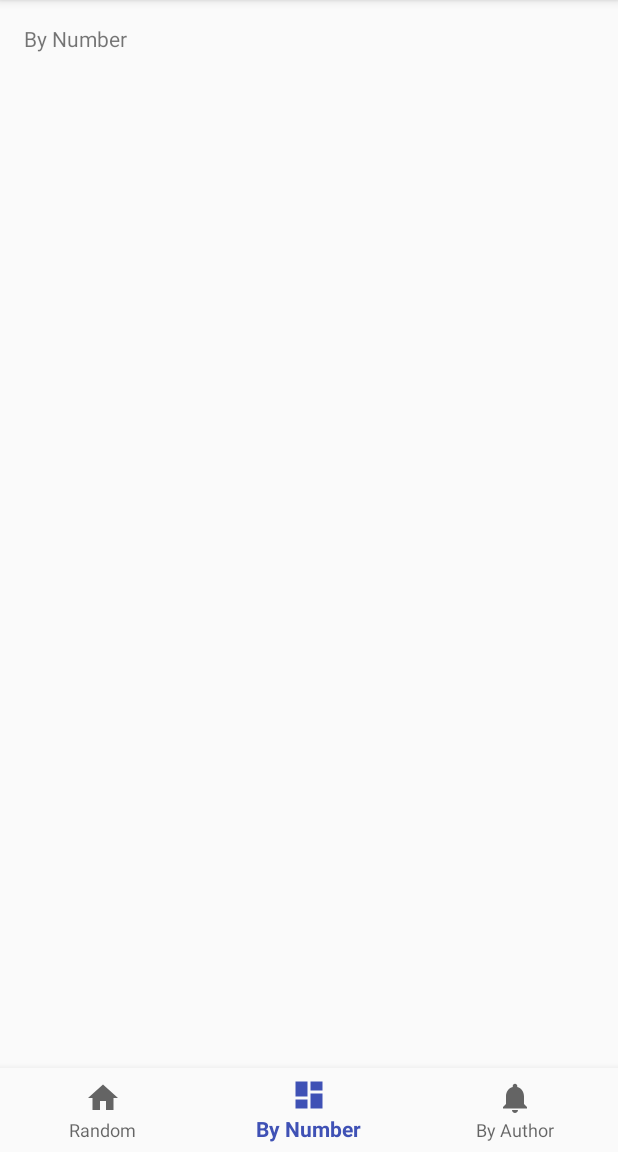
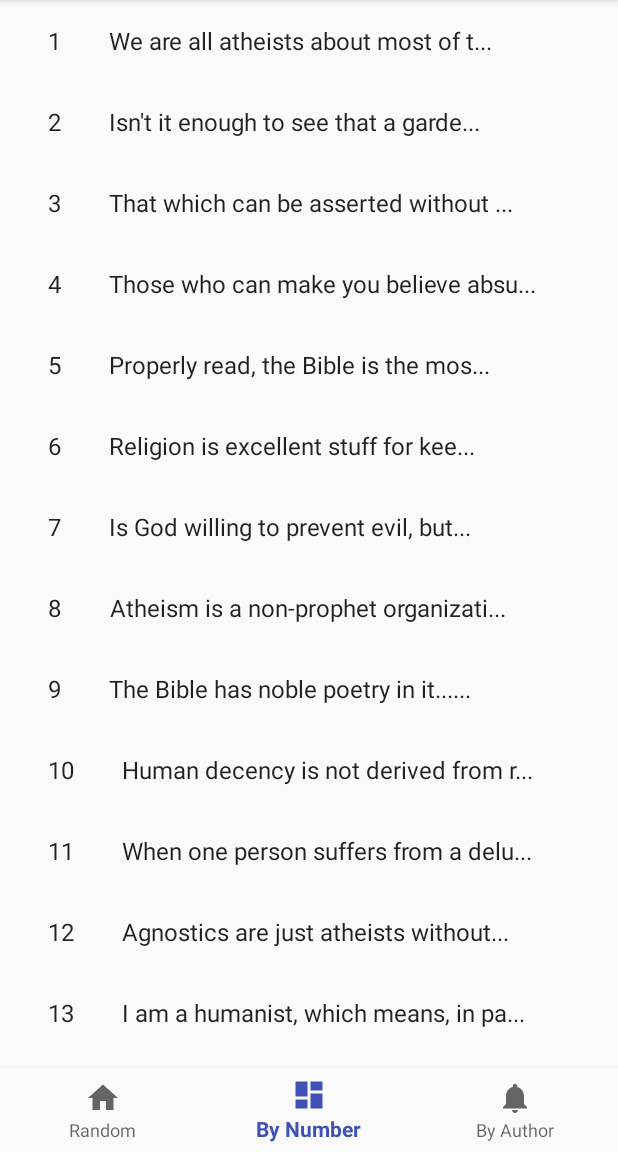
Before and after one commit to PatrickLeonard/NonEstDeus, an Android app: the screen it shows after launch (MainActivity), item 2 of the bottom bar chosen, on a phone screen of 412 x 824 dp, the part 84-1236 px from its top. Run offline under Robolectric (Android 15) with nearby library versions, the phone set to English and light mode, and no system bars.

Commit message:
ListFragment added for By Number Quotes
Need to utilize the random_quote_layout for quote_layout and pass the random as needed. Still need new icons and add icon to action bar.

```diff
--- a/app/src/main/java/com/nonestdeus/patrickaleonard/nonestdeus/MainActivity.java
+++ b/app/src/main/java/com/nonestdeus/patrickaleonard/nonestdeus/MainActivity.java
@@ -16,12 +16,12 @@ import android.widget.Toast;
 
 import static android.widget.Toast.LENGTH_LONG;
 
-public class MainActivity extends AppCompatActivity {
+public class MainActivity extends AppCompatActivity implements QuoteListFragment.OnListFragmentInteractionListener {
 
     public static final String TAG = MainActivity.class.getCanonicalName();
     public static final String APP_VERSION = "1.1.0";
     private TextView mTextMessage;
-
+    private FragmentManager mFragmentManager;
     private BottomNavigationView.OnNavigationItemSelectedListener mOnNavigationItemSelectedListener
             = new BottomNavigationView.OnNavigationItemSelectedListener() {
 
@@ -33,10 +33,10 @@ public class MainActivity extends AppCompatActivity {
                 case R.id.navigation_home:
                     randomQuoteFragment(fragmentTransaction);
                     return true;
-                case R.id.navigation_dashboard:
-                    mTextMessage.setText(R.string.title_by_number);
+                case R.id.navigation_by_number:
+                    quoteListFragment(fragmentTransaction);
                     return true;
-                case R.id.navigation_notifications:
+                case R.id.navigation_by_author:
                     mTextMessage.setText(R.string.title_by_author);
                     return true;
             }
@@ -45,19 +45,28 @@ public class MainActivity extends AppCompatActivity {
 
     };
 
+    private void quoteListFragment(FragmentTransaction fragmentTransaction) {
+        QuoteListFragment quoteListFragment = QuoteListFragment.newInstance(1);
+        fragmentTransaction.add(R.id.container,quoteListFragment);
+        fragmentTransaction.commit();
+    }
+
     private void clearFragment() {
         if(mFragmentManager.findFragmentById(R.id.container) != null) {
             mFragmentManager.beginTransaction().remove( mFragmentManager.findFragmentById(R.id.container)).commit();
         }
     }
 
-    private FragmentManager mFragmentManager;
+    private void randomQuoteFragment(FragmentTransaction fragmentTransaction) {
+        RandomQuoteFragment randomQuoteFragment = RandomQuoteFragment.newInstance();
+        fragmentTransaction.add(R.id.container,randomQuoteFragment);
+        fragmentTransaction.commit();
+    }
 
     @Override
     protected void onCreate(Bundle savedInstanceState) {
         super.onCreate(savedInstanceState);
         setContentView(R.layout.activity_main);
-
         mTextMessage = (TextView) findViewById(R.id.message);
         BottomNavigationView navigation = (BottomNavigationView) findViewById(R.id.navigation);
         navigation.setOnNavigationItemSelectedListener(mOnNavigationItemSelectedListener);
@@ -115,11 +124,8 @@ public class MainActivity extends AppCompatActivity {
         }
     }
 
-
-    private void randomQuoteFragment(FragmentTransaction fragmentTransaction) {
-        mTextMessage.setText(R.string.title_random);
-        RandomQuoteFragment randomQuoteFragment = RandomQuoteFragment.newInstance();
-        fragmentTransaction.add(R.id.container,randomQuoteFragment);
-        fragmentTransaction.commit();
+    @Override
+    public void onListFragmentInteraction(Quote quote) {
+        Toast.makeText(MainActivity.this,quote.quoteNum+" "+ getString(quote.quoteTextId)+ " was clicked", Toast.LENGTH_LONG).show();
     }
 }
--- a/app/src/main/java/com/nonestdeus/patrickaleonard/nonestdeus/Quote.java
+++ b/app/src/main/java/com/nonestdeus/patrickaleonard/nonestdeus/Quote.java
@@ -6,7 +6,7 @@ package com.nonestdeus.patrickaleonard.nonestdeus;
 public class Quote {
     public int quoteTextId;
     public int quoteAuthorId;
-
+    public int quoteNum;
     public Quote(int textId, int authorId) {
         this.quoteTextId = textId; this.quoteAuthorId = authorId;
     }
--- a/app/src/main/java/com/nonestdeus/patrickaleonard/nonestdeus/QuoteBook.java
+++ b/app/src/main/java/com/nonestdeus/patrickaleonard/nonestdeus/QuoteBook.java
@@ -126,6 +126,7 @@ public class QuoteBook {
 
         newQuote = nQuoteArray[randomInt];
         lastInt = randomInt;
+        newQuote.quoteNum=lastInt;
         return newQuote;
     }
 
--- /dev/null
+++ b/app/src/main/java/com/nonestdeus/patrickaleonard/nonestdeus/QuoteListFragment.java
@@ -0,0 +1,105 @@
+package com.nonestdeus.patrickaleonard.nonestdeus;
+
+import android.content.Context;
+import android.os.Bundle;
+import android.support.v4.app.Fragment;
+import android.support.v7.widget.GridLayoutManager;
+import android.support.v7.widget.LinearLayoutManager;
+import android.support.v7.widget.RecyclerView;
+import android.view.LayoutInflater;
+import android.view.View;
+import android.view.ViewGroup;
+
+import java.util.Arrays;
+
+/**
+ * A fragment representing a list of Items.
+ * <p/>
+ * Activities containing this fragment MUST implement the {@link OnListFragmentInteractionListener}
+ * interface.
+ */
+public class QuoteListFragment extends Fragment {
+
+    // TODO: Customize parameter argument names
+    private static final String ARG_COLUMN_COUNT = "column-count";
+    // TODO: Customize parameters
+    private int mColumnCount = 1;
+    private OnListFragmentInteractionListener mListener;
+
+    /**
+     * Mandatory empty constructor for the fragment manager to instantiate the
+     * fragment (e.g. upon screen orientation changes).
+     */
+    public QuoteListFragment() {
+    }
+
+    // TODO: Customize parameter initialization
+    @SuppressWarnings("unused")
+    public static QuoteListFragment newInstance(int columnCount) {
+        QuoteListFragment fragment = new QuoteListFragment();
+        Bundle args = new Bundle();
+        args.putInt(ARG_COLUMN_COUNT, columnCount);
+        fragment.setArguments(args);
+        return fragment;
+    }
+
+    @Override
+    public void onCreate(Bundle savedInstanceState) {
+        super.onCreate(savedInstanceState);
+
+        if (getArguments() != null) {
+            mColumnCount = getArguments().getInt(ARG_COLUMN_COUNT);
+        }
+    }
+
+    @Override
+    public View onCreateView(LayoutInflater inflater, ViewGroup container,
+                             Bundle savedInstanceState) {
+        View view = inflater.inflate(R.layout.quote_list_fragment, container, false);
+
+        // Set the adapter
+        if (view instanceof RecyclerView) {
+            Context context = view.getContext();
+            RecyclerView recyclerView = (RecyclerView) view;
+            if (mColumnCount <= 1) {
+                recyclerView.setLayoutManager(new LinearLayoutManager(context));
+            } else {
+                recyclerView.setLayoutManager(new GridLayoutManager(context, mColumnCount));
+            }
+            recyclerView.setAdapter(new QuoteRecyclerViewAdapter(Arrays.asList(QuoteBook.nQuoteArray), mListener));
+        }
+        return view;
+    }
+
+
+    @Override
+    public void onAttach(Context context) {
+        super.onAttach(context);
+        if (context instanceof OnListFragmentInteractionListener) {
+            mListener = (OnListFragmentInteractionListener) context;
+        } else {
+            throw new RuntimeException(context.toString()
+                    + " must implement OnListFragmentInteractionListener");
+        }
+    }
+
+    @Override
+    public void onDetach() {
+        super.onDetach();
+        mListener = null;
+    }
+
+    /**
+     * This interface must be implemented by activities that contain this
+     * fragment to allow an interaction in this fragment to be communicated
+     * to the activity and potentially other fragments contained in that
+     * activity.
+     * <p/>
+     * See the Android Training lesson <a href=
+     * "http://developer.android.com/training/basics/fragments/communicating.html"
+     * >Communicating with Other Fragments</a> for more information.
+     */
+    public interface OnListFragmentInteractionListener {
+        void onListFragmentInteraction(Quote quote);
+    }
+}
--- /dev/null
+++ b/app/src/main/java/com/nonestdeus/patrickaleonard/nonestdeus/QuoteRecyclerViewAdapter.java
@@ -0,0 +1,82 @@
+package com.nonestdeus.patrickaleonard.nonestdeus;
+
+import android.support.v7.widget.RecyclerView;
+import android.view.LayoutInflater;
+import android.view.View;
+import android.view.ViewGroup;
+import android.widget.TextView;
+
+import com.nonestdeus.patrickaleonard.nonestdeus.QuoteListFragment.OnListFragmentInteractionListener;
+
+
+import java.util.List;
+
+/**
+ * {@link RecyclerView.Adapter} that can display a {@link Quote} and makes a call to the
+ * specified {@link OnListFragmentInteractionListener}.
+ *
+ */
+public class QuoteRecyclerViewAdapter extends RecyclerView.Adapter<QuoteRecyclerViewAdapter.ViewHolder> {
+
+    private final List<Quote> mValues;
+    private final OnListFragmentInteractionListener mListener;
+
+    public QuoteRecyclerViewAdapter(List<Quote> items, OnListFragmentInteractionListener listener) {
+        for(int i=0;i<items.size();i++) {
+            items.get(i).quoteNum=i+1;
+        }
+        mValues = items;
+        mListener = listener;
+    }
+
+    @Override
+    public ViewHolder onCreateViewHolder(ViewGroup parent, int viewType) {
+        View view = LayoutInflater.from(parent.getContext())
+                .inflate(R.layout.quote_item_fragment, parent, false);
+        return new ViewHolder(view);
+    }
+
+    @Override
+    public void onBindViewHolder(final ViewHolder holder, int position) {
+        holder.mItem = mValues.get(position);
+        holder.mIdView.setText(mValues.get(position).quoteNum+"");
+        String shortenedQuoteString = holder.mContentView.getContext().getString(mValues.get(position).quoteTextId);
+        shortenedQuoteString = shortenedQuoteString.substring(0,(shortenedQuoteString.length() < 35 ? shortenedQuoteString.length() : 35))+"...";
+        holder.mContentView.setText(shortenedQuoteString);
+
+        holder.mView.setOnClickListener(new View.OnClickListener() {
+            @Override
+            public void onClick(View v) {
+                if (null != mListener) {
+                    // Notify the active callbacks interface (the activity, if the
+                    // fragment is attached to one) that an item has been selected.
+                    mListener.onListFragmentInteraction(holder.mItem);
+                }
+            }
+        });
+    }
+
+    @Override
+    public int getItemCount() {
+        return mValues.size();
+    }
+
+    public class ViewHolder extends RecyclerView.ViewHolder {
+        public final View mView;
+        public final TextView mIdView;
+        public final TextView mContentView;
+        public Quote mItem;
+
+        public ViewHolder(View view) {
+            super(view);
+            mView = view;
+            mIdView = (TextView) view.findViewById(R.id.item_number);
+            mContentView = (TextView) view.findViewById(R.id.content);
+        }
+
+        @Override
+        public String toString() {
+            return super.toString() + " '" + mContentView.getText() + "'";
+        }
+    }
+}
--- a/app/src/main/java/com/nonestdeus/patrickaleonard/nonestdeus/RandomQuoteFragment.java
+++ b/app/src/main/java/com/nonestdeus/patrickaleonard/nonestdeus/RandomQuoteFragment.java
@@ -38,7 +38,7 @@ public class RandomQuoteFragment extends Fragment {
     public View onCreateView(LayoutInflater inflater, ViewGroup container,
                              Bundle savedInstanceState) {
 
-        View view = inflater.inflate(R.layout.quote_fragment,container,false);
+        View view = inflater.inflate(R.layout.random_quote_fragment,container,false);
         mCopyQuoteIcon = (ImageView)view.findViewById(R.id.copyQuoteIcon);
         mQuoteAuthorText = (TextView)view.findViewById(R.id.quoteAuthorTextView);
         mQuoteText = (TextView)view.findViewById(R.id.quoteTextView);
--- a/app/src/main/res/layout/activity_main.xml
+++ b/app/src/main/res/layout/activity_main.xml
@@ -13,7 +13,6 @@
         android:layout_height="wrap_content"
         android:layout_marginStart="@dimen/activity_horizontal_margin"
         android:layout_marginTop="@dimen/activity_vertical_margin"
-        android:text="@string/title_random"
         app:layout_constraintLeft_toLeftOf="parent"
         app:layout_constraintTop_toTopOf="parent" />
 
--- /dev/null
+++ b/app/src/main/res/layout/quote_item_fragment.xml
@@ -0,0 +1,20 @@
+<?xml version="1.0" encoding="utf-8"?>
+<LinearLayout xmlns:android="http://schemas.android.com/apk/res/android"
+    android:layout_width="match_parent"
+    android:layout_height="wrap_content"
+    android:orientation="horizontal">
+
+    <TextView
+        android:id="@+id/item_number"
+        android:layout_width="wrap_content"
+        android:layout_height="wrap_content"
+        android:layout_margin="@dimen/text_margin"
+        android:textAppearance="?attr/textAppearanceListItem" />
+
+    <TextView
+        android:id="@+id/content"
+        android:layout_width="match_parent"
+        android:layout_height="wrap_content"
+        android:layout_margin="@dimen/text_margin"
+        android:textAppearance="?attr/textAppearanceListItem" />
+</LinearLayout>
--- /dev/null
+++ b/app/src/main/res/layout/quote_list_fragment.xml
@@ -0,0 +1,13 @@
+<?xml version="1.0" encoding="utf-8"?>
+<android.support.v7.widget.RecyclerView xmlns:android="http://schemas.android.com/apk/res/android"
+    xmlns:app="http://schemas.android.com/apk/res-auto"
+    xmlns:tools="http://schemas.android.com/tools"
+    android:id="@+id/list"
+    android:name="com.nonestdeus.patrickaleonard.nonestdeus.QuoteListFragment"
+    android:layout_width="match_parent"
+    android:layout_height="match_parent"
+    android:layout_marginLeft="16dp"
+    android:layout_marginRight="16dp"
+    app:layoutManager="LinearLayoutManager"
+    tools:context=".QuoteListFragment"
+    tools:listitem="@layout/quote_item_fragment" />
--- a/app/src/main/res/menu/navigation.xml
+++ b/app/src/main/res/menu/navigation.xml
@@ -7,12 +7,12 @@
         android:title="@string/title_random" />
 
     <item
-        android:id="@+id/navigation_dashboard"
+        android:id="@+id/navigation_by_number"
         android:icon="@drawable/ic_dashboard_black_24dp"
         android:title="@string/title_by_number" />
 
     <item
-        android:id="@+id/navigation_notifications"
+        android:id="@+id/navigation_by_author"
         android:icon="@drawable/ic_notifications_black_24dp"
         android:title="@string/title_by_author" />
 
--- a/app/src/main/res/values/dimens.xml
+++ b/app/src/main/res/values/dimens.xml
@@ -2,4 +2,5 @@
     <!-- Default screen margins, per the Android Design guidelines. -->
     <dimen name="activity_horizontal_margin">16dp</dimen>
     <dimen name="activity_vertical_margin">16dp</dimen>
+    <dimen name="text_margin">16dp</dimen>
 </resources>
```
Also changed, not shown: app/src/main/res/layout/random_quote_fragment.xml (renamed from app/src/main/res/layout/quote_fragment.xml).
